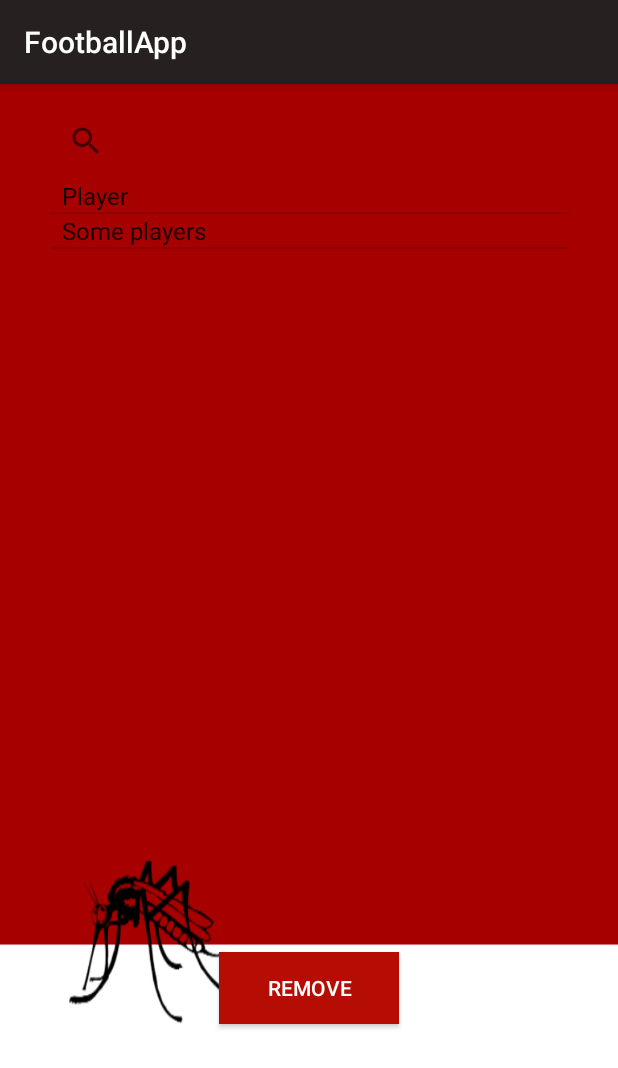
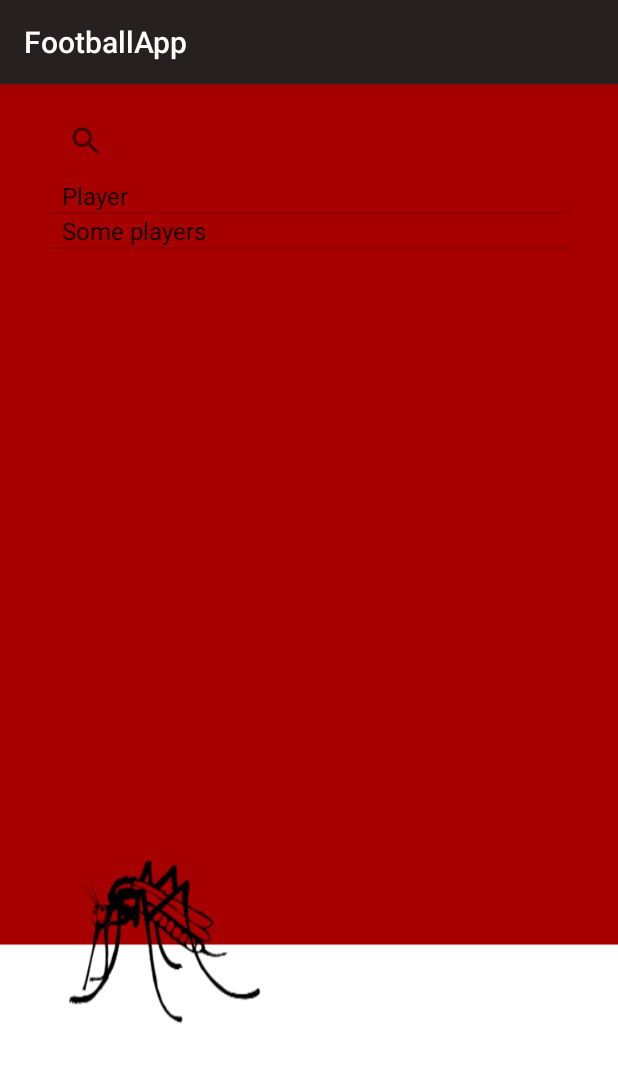
Before and after one commit to JakobWeiler/FootballApp, an Android app: the RemovePlayerActivity screen opened directly, with no data from a screen before it, on a phone screen of 412 x 824 dp. Shown: the top 1068 px of the screen. Run offline under Robolectric (Android 15) with nearby library versions, the phone set to English and light mode, and no system bars.

Commit message:
Akzeptanzkriterien updated Portrait-mode for all activities AlertDialog for removing Player/Match added

```diff
--- a/app/build.gradle
+++ b/app/build.gradle
@@ -24,10 +24,10 @@ dependencies {
     androidTestCompile('com.android.support.test.espresso:espresso-core:2.2.2', {
         exclude group: 'com.android.support', module: 'support-annotations'
     })
+    compile files('libs/gson-2.3.jar')
     compile 'com.android.support:appcompat-v7:25.2.0'
     compile 'com.android.support.constraint:constraint-layout:1.0.2'
     compile 'com.android.support:design:25.3.1'
     compile 'com.android.support:support-v4:25.3.1'
     testCompile 'junit:junit:4.12'
-    compile files('libs/gson-2.3.jar')
 }
--- a/app/src/main/java/at/footballapp/captainandroid/footballapp/pkgGUI/MainActivity.java
+++ b/app/src/main/java/at/footballapp/captainandroid/footballapp/pkgGUI/MainActivity.java
@@ -93,16 +93,16 @@ public class MainActivity extends AppCompatActivity
             startActivity(new Intent(MainActivity.this, ProfileActivity.class));
         } else if (id == R.id.nav_addMatch) {
             //Database.newInstance().addMatch(new Match(todaysDate));   -->Select in spinner
-            Intent intent = new Intent(MainActivity.this, UpdateMatchActivity.class);
+            /*Intent intent = new Intent(MainActivity.this, UpdateMatchActivity.class);
             Spinner spMatch = (Spinner) findViewById(R.id.spMatch);
             intent.putExtra("intentMatchId", ((Match)spMatch.getSelectedItem()).getId());
-            startActivity(intent);
+            startActivity(intent);*/
         } else if (id == R.id.nav_removeMatch) {
             startActivity(new Intent(MainActivity.this, RemoveMatchActivity.class));
         } else if (id == R.id.nav_updateMatch) {
             Intent intent = new Intent(MainActivity.this, UpdateMatchActivity.class);
             Spinner spMatch = (Spinner) findViewById(R.id.spMatch);
-            intent.putExtra("intentMatchId", ((Match)spMatch.getSelectedItem()).getId());
+            //intent.putExtra("intentMatchId", ((Match)spMatch.getSelectedItem()).getId());
             startActivity(intent);
         } else if (id == R.id.nav_showMatch) {
             startActivity(new Intent(MainActivity.this, MatchActivity.class));
--- a/app/src/main/java/at/footballapp/captainandroid/footballapp/pkgGUI/RemovePlayerActivity.java
+++ b/app/src/main/java/at/footballapp/captainandroid/footballapp/pkgGUI/RemovePlayerActivity.java
@@ -1,15 +1,16 @@
 package at.footballapp.captainandroid.footballapp.pkgGUI;
 
+import android.support.v4.app.DialogFragment;
 import android.support.v7.app.AppCompatActivity;
 import android.os.Bundle;
+import android.view.View;
+import android.widget.AdapterView;
 import android.widget.ArrayAdapter;
 import android.widget.ListView;
 
 import java.util.ArrayList;
-import java.util.List;
 
 import at.footballapp.captainandroid.footballapp.R;
-import at.footballapp.captainandroid.footballapp.pkgData.Player;
 
 public class RemovePlayerActivity extends AppCompatActivity {
 
@@ -18,7 +19,7 @@ public class RemovePlayerActivity extends AppCompatActivity {
         super.onCreate(savedInstanceState);
         setContentView(R.layout.activity_remove_player);
 
-        ListView lvPlayer = (ListView) findViewById(R.id.lvPlayer);
+        final ListView lvPlayer = (ListView) findViewById(R.id.lvPlayer);
         ArrayList<String> player = new ArrayList<String>();
         player.add("Player");
         player.add("Some players");
@@ -29,5 +30,25 @@ public class RemovePlayerActivity extends AppCompatActivity {
         );
 
         lvPlayer.setAdapter(adapterPlayer);
+
+
+        lvPlayer.setOnItemClickListener(new AdapterView.OnItemClickListener() {
+
+            @Override
+            public void onItemClick(AdapterView<?> parent, View view,
+                                    int position, long id) {
+
+                // ListView Clicked item value
+                String  itemValue    = (String) lvPlayer.getItemAtPosition(position);
+
+                DialogFragment removeFragment = new RemoveFragment();
+                Bundle args = new Bundle();
+                args.putString("selectedItem", itemValue);
+                removeFragment.setArguments(args);
+                removeFragment.show(getSupportFragmentManager(), "removePlayer");
+
+            }
+
+        });
     }
 }
--- a/app/src/main/res/layout/activity_remove_player.xml
+++ b/app/src/main/res/layout/activity_remove_player.xml
@@ -20,7 +20,7 @@
 
     <ListView
         android:layout_width="346dp"
-        android:layout_height="373dp"
+        android:layout_height="400dp"
         android:layout_marginTop="8dp"
         app:layout_constraintTop_toBottomOf="@+id/searchPlayer"
         android:id="@+id/lvPlayer"
@@ -29,19 +29,5 @@
         android:layout_marginRight="8dp"
         app:layout_constraintRight_toRightOf="parent" />
 
-    <Button
-        android:id="@+id/btnRemove"
-        android:layout_width="120dp"
-        android:layout_height="48dp"
-        android:layout_marginBottom="8dp"
-        android:layout_marginLeft="8dp"
-        android:layout_marginRight="8dp"
-        android:layout_marginTop="8dp"
-        android:text="@string/Remove"
-        app:layout_constraintBottom_toBottomOf="parent"
-        app:layout_constraintLeft_toLeftOf="parent"
-        app:layout_constraintRight_toRightOf="parent"
-        app:layout_constraintTop_toBottomOf="@+id/lvPlayer"
-        style="@style/buttons"/>
 
 </android.support.constraint.ConstraintLayout>
--- a/app/src/main/res/values/strings.xml
+++ b/app/src/main/res/values/strings.xml
@@ -45,4 +45,9 @@
     <string name="Username">Username</string>
     <string name="ConfirmPassword">Confirm password</string>
     <string name="Admin">Admin</string>
+
+    <!-- TODO: Remove or change this placeholder text -->
+    <string name="hello_blank_fragment">Hello blank fragment</string>
+    <string name="Yes">Yes</string>
+    <string name="No">No</string>
 </resources>
```
Also changed, not shown: app/src/main/AndroidManifest.xml (+18 -9 lines), app/src/main/java/at/footballapp/captainandroid/footballapp/pkgGUI/RemoveMatchActivity.java (+39 -0 lines), app/src/main/res/layout/activity_remove_match.xml (+1 -16 lines), 1 other file.
